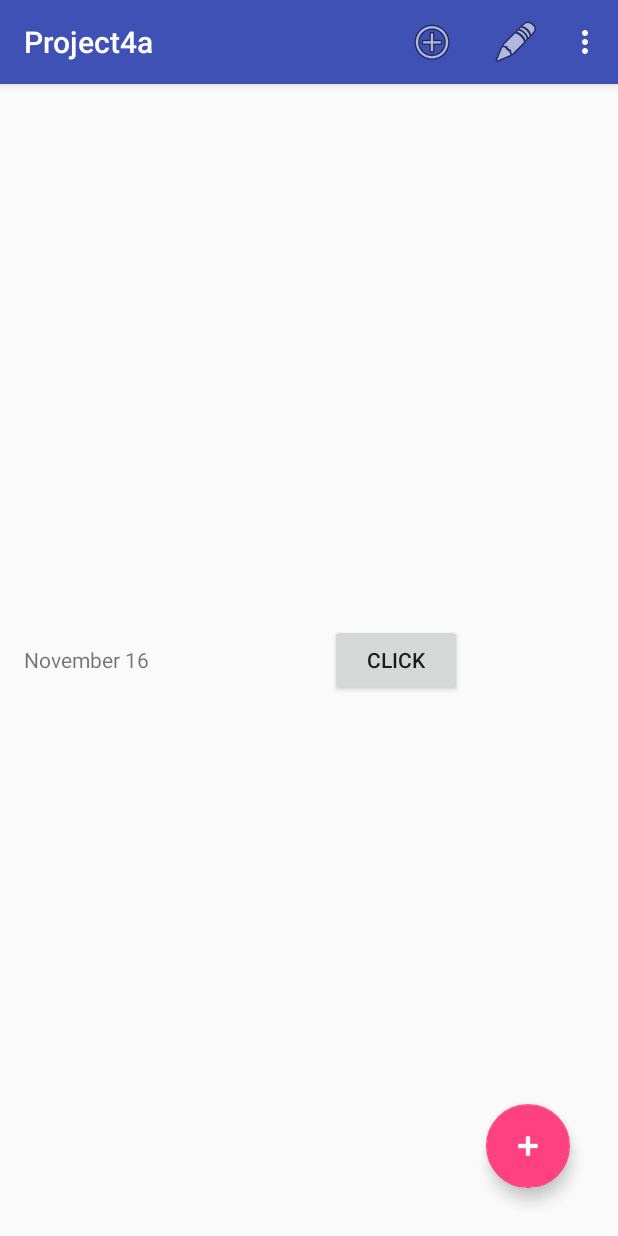
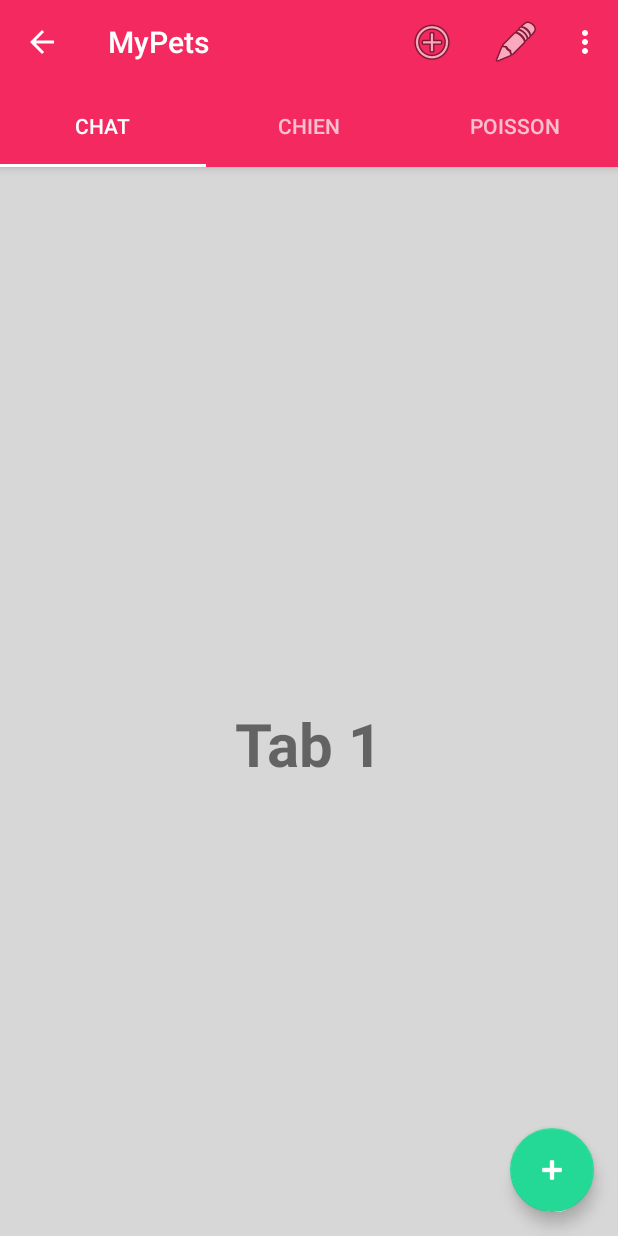
Before and after one commit to raczak/INF4041_rachedi_sarfaraz, an Android app: the screen it shows after launch (MainActivity), on a phone screen of 412 x 824 dp. Run offline under Robolectric (Android 15) with nearby library versions, the phone set to English and light mode, and no system bars; pictures from the network do not load.

Commit message:
Début des changements par rapport à la verion master (le TD) : création du "tabLayout", création des fragments dédiés

```diff
--- a/app/src/main/AndroidManifest.xml
+++ b/app/src/main/AndroidManifest.xml
@@ -15,7 +15,8 @@
         android:label="@string/app_name"
         android:supportsRtl="true"
         android:theme="@style/AppTheme">
-        <activity android:name=".MainActivity">
+        <activity android:name=".MainActivity"
+            android:theme="@style/AppTheme.NoActionBar">
             <intent-filter>
                 <action android:name="android.intent.action.MAIN" />
 
@@ -33,5 +34,4 @@
             android:enabled="true"
             android:exported="true" />
     </application>
-
 </manifest>
--- a/app/src/main/java/com/rachedisarfaraz/project4a/BierUpdate.java
+++ b/app/src/main/java/com/rachedisarfaraz/project4a/BierUpdate.java
@@ -15,6 +15,7 @@ public class BierUpdate extends BroadcastReceiver {
     final NotificationManager mNotification;
     private final static int NOTIFICATION_ID = 001;
     //private RecyclerView rc;
+
 
     public BierUpdate(Context context) {
         mNotification = (NotificationManager) context.getSystemService(context.NOTIFICATION_SERVICE);
--- a/app/src/main/java/com/rachedisarfaraz/project4a/MainActivity.java
+++ b/app/src/main/java/com/rachedisarfaraz/project4a/MainActivity.java
@@ -1,44 +1,116 @@
 package com.rachedisarfaraz.project4a;
 
+import android.annotation.TargetApi;
 import android.content.Intent;
+import android.content.res.ColorStateList;
+import android.os.Build;
 import android.support.design.widget.FloatingActionButton;
+import android.support.design.widget.NavigationView;
+import android.support.design.widget.TabLayout;
+import android.support.v4.view.ViewPager;
 import android.support.v7.app.AppCompatActivity;
 import android.os.Bundle;
-import android.text.format.DateUtils;
+import android.support.v7.widget.Toolbar;
 import android.view.Menu;
+import android.view.MenuItem;
 import android.view.View;
-import android.widget.Button;
+import android.view.Window;
+import android.view.WindowManager;
 import android.widget.TextView;
-import android.widget.Toast;
 
-import java.text.DateFormat;
-import java.util.Date;
+import com.rachedisarfaraz.project4a.tabs.PagerAdapter;
+import com.rachedisarfaraz.project4a.tabs.fishList.FishFragment;
+import com.rachedisarfaraz.project4a.tabs.chatList.CatFragment;
+import com.rachedisarfaraz.project4a.tabs.dogList.DogFragment;
 
-public class MainActivity extends AppCompatActivity {
+public class MainActivity extends AppCompatActivity implements
+        NavigationView.OnNavigationItemSelectedListener {
     FloatingActionButton fabButton;
+
+    //tab variables
+    private Toolbar toolbar;
+    private TabLayout tabLayout;
+    private ViewPager viewPager;
 
     @Override
     protected void onCreate(Bundle savedInstanceState) {
         super.onCreate(savedInstanceState);
-        setContentView(R.layout.activity_main);
+        setContentView(R.layout.app_bar_main);
 
-        TextView tv_hw = (TextView) findViewById(R.id.tv_hello_word);
+        toolbar = (Toolbar) findViewById(R.id.toolbar);
+        setSupportActionBar(toolbar);
+
+        //TextView tv_hw = (TextView) findViewById(R.id.tv_hello_word);
 
         //Setup of Fab button
         fabButton = (FloatingActionButton) findViewById(R.id.fab);
 
-        String now = DateUtils.formatDateTime(getApplicationContext(), (new Date()).getTime(), DateFormat.FULL);
-        tv_hw.setText(now);
+        //String now = DateUtils.formatDateTime(getApplicationContext(), (new Date()).getTime(), DateFormat.FULL);
+        //tv_hw.setText(now);
 
-        Button nextAct = (Button) findViewById(R.id.btn_hello_world);
+        //Button nextAct = (Button) findViewById(R.id.btn_hello_world);
 
-        nextAct.setOnClickListener(new View.OnClickListener() {
+        /*nextAct.setOnClickListener(new View.OnClickListener() {
 
             @Override
             public void onClick(View view) {
                 Toast.makeText(MainActivity.this, "Next activity", Toast.LENGTH_SHORT).show();
                 Intent nextAct =new Intent(MainActivity.this, ListActivity.class);
                 startActivity(nextAct);
+            }
+        }); */
+
+        //setup of the tabLayout
+        getSupportActionBar().setDisplayHomeAsUpEnabled(true);
+
+        //ImageView imageView = (ImageView) findViewById(R.id.post_author_photo);
+        //Log.d(TAG, "poke Image : " + imageView);
+        //imageView.setImageResource(R.drawable.p002);
+
+        viewPager = (ViewPager) findViewById(R.id.pager);
+        setupViewPager(viewPager);
+
+        tabLayout = (TabLayout) findViewById(R.id.tab_layout);
+        tabLayout.setupWithViewPager(viewPager);
+
+        viewPager.addOnPageChangeListener(new TabLayout.TabLayoutOnPageChangeListener(tabLayout));
+        tabLayout.setOnTabSelectedListener(new TabLayout.OnTabSelectedListener() {
+            @TargetApi(Build.VERSION_CODES.M)
+            @Override
+            public void onTabSelected(TabLayout.Tab tab) {
+                Window window = getWindow();
+                window.clearFlags(WindowManager.LayoutParams.FLAG_TRANSLUCENT_STATUS);
+                window.addFlags(WindowManager.LayoutParams.FLAG_DRAWS_SYSTEM_BAR_BACKGROUNDS);
+
+                switch (tab.getPosition()) {
+                    case 0:
+                        tabLayout.setBackgroundColor(getColor(R.color.colorPrimary));
+                        toolbar.setBackgroundColor(getColor(R.color.colorPrimary));
+                        window.setStatusBarColor(getResources().getColor(R.color.colorPrimaryDark));
+                        //getWindow().setStatusBarColor(Color.TRANSPARENT);
+                        fabButton.setBackgroundTintList(ColorStateList.valueOf(getResources().getColor(R.color.colorNormal)));
+                        break;
+                    case 1:
+                        tabLayout.setBackgroundColor(getColor(R.color.colorBlue));
+                        toolbar.setBackgroundColor(getColor(R.color.colorBlue));
+                        window.setStatusBarColor(getResources().getColor(R.color.colorBlueDark));
+                        fabButton.setBackgroundTintList(ColorStateList.valueOf(getResources().getColor(R.color.colorRare)));
+                        break;
+                    case 2:
+                        tabLayout.setBackgroundColor(getColor(R.color.colorYellow));
+                        toolbar.setBackgroundColor(getColor(R.color.colorYellow));
+                        window.setStatusBarColor(getResources().getColor(R.color.colorYellowDark));
+                        fabButton.setBackgroundTintList(ColorStateList.valueOf(getResources().getColor(R.color.colorLegendary)));
+                        break;
+                }
+            }
+
+            @Override
+            public void onTabUnselected(TabLayout.Tab tab) {
+            }
+
+            @Override
+            public void onTabReselected(TabLayout.Tab tab) {
             }
         });
 
@@ -48,6 +120,21 @@ public class MainActivity extends AppCompatActivity {
                 startActivity(new Intent(MainActivity.this, ListActivity.class));
             }
         });
+
+        //View hView =  navigationView.getHeaderView(0);
+        //ImageView menuUserIcon = (ImageView) hView.findViewById(R.id.imageView);
+
+        //ImageView menuUserIcon = (ImageView) findViewById(R.id.imageView);
+        //Glide.with(MainActivity.this).load(mPhotoUrl).into(menuUserIcon);
+        //Glide.with(this).load(loadUser.getmPhotoUrl()).into(menuUserIcon);
+    }
+
+    private void setupViewPager(ViewPager viewPager) {
+        PagerAdapter adapter = new PagerAdapter(getSupportFragmentManager());
+        adapter.addFragment(new CatFragment(), "Chat");
+        adapter.addFragment(new DogFragment(), "Chien");
+        adapter.addFragment(new FishFragment(), "Poisson");
+        viewPager.setAdapter(adapter);
     }
 
     public boolean onCreateOptionsMenu(Menu menu){
@@ -75,4 +162,9 @@ public class MainActivity extends AppCompatActivity {
 
         return true;
     }
+
+    @Override
+    public boolean onNavigationItemSelected(MenuItem item) {
+        return false;
+    }
 }
--- /dev/null
+++ b/app/src/main/java/com/rachedisarfaraz/project4a/tabs/PagerAdapter.java
@@ -0,0 +1,41 @@
+package com.rachedisarfaraz.project4a.tabs;
+
+/**
+ * Created by zakariarachedi on 14/11/2016.
+ */
+
+import android.support.v4.app.Fragment;
+import android.support.v4.app.FragmentManager;
+import android.support.v4.app.FragmentStatePagerAdapter;
+
+import java.util.ArrayList;
+import java.util.List;
+
+public class PagerAdapter extends FragmentStatePagerAdapter {
+    private final List<Fragment> mFragmentList = new ArrayList<>();
+    private final List<String> mFragmentTitleList = new ArrayList<>();
+
+    public PagerAdapter(FragmentManager manager) {
+        super(manager);
+    }
+
+    @Override
+    public Fragment getItem(int position) {
+        return mFragmentList.get(position);
+    }
+
+    @Override
+    public int getCount() {
+        return mFragmentList.size();
+    }
+
+    public void addFragment(Fragment fragment, String title) {
+        mFragmentList.add(fragment);
+        mFragmentTitleList.add(title);
+    }
+
+    @Override
+    public CharSequence getPageTitle(int position) {
+        return mFragmentTitleList.get(position);
+    }
+}
--- /dev/null
+++ b/app/src/main/java/com/rachedisarfaraz/project4a/tabs/chatList/CatFragment.java
@@ -0,0 +1,25 @@
+package com.rachedisarfaraz.project4a.tabs.chatList;
+
+import android.os.Bundle;
+import android.support.v4.app.Fragment;
+import android.view.LayoutInflater;
+import android.view.View;
+import android.view.ViewGroup;
+import com.rachedisarfaraz.project4a.R;
+
+public class CatFragment extends Fragment {
+
+    public CatFragment() {
+        // Required empty public constructor
+    }
+
+    @Override
+    public void onCreate(Bundle savedInstanceState) {
+        super.onCreate(savedInstanceState);
+    }
+
+    @Override
+    public View onCreateView(LayoutInflater inflater, ViewGroup container, Bundle savedInstanceState) {
+        return inflater.inflate(R.layout.fragment_tab1, container, false);
+    }
+}
--- /dev/null
+++ b/app/src/main/java/com/rachedisarfaraz/project4a/tabs/dogList/DogFragment.java
@@ -0,0 +1,27 @@
+package com.rachedisarfaraz.project4a.tabs.dogList;
+
+import android.os.Bundle;
+import android.support.v4.app.Fragment;
+import android.view.LayoutInflater;
+import android.view.View;
+import android.view.ViewGroup;
+
+import com.rachedisarfaraz.project4a.R;
+
+
+public class DogFragment extends Fragment {
+
+    public DogFragment() {
+        // Required empty public constructor
+    }
+
+    @Override
+    public void onCreate(Bundle savedInstanceState) {
+        super.onCreate(savedInstanceState);
+    }
+
+    @Override
+    public View onCreateView(LayoutInflater inflater, ViewGroup container, Bundle savedInstanceState) {
+        return inflater.inflate(R.layout.fragment_tab2, container, false);
+    }
+}
--- /dev/null
+++ b/app/src/main/java/com/rachedisarfaraz/project4a/tabs/fishList/FishFragment.java
@@ -0,0 +1,26 @@
+package com.rachedisarfaraz.project4a.tabs.fishList;
+
+import android.os.Bundle;
+import android.support.v4.app.Fragment;
+import android.view.LayoutInflater;
+import android.view.View;
+import android.view.ViewGroup;
+
+import com.rachedisarfaraz.project4a.R;
+
+public class FishFragment extends Fragment {
+
+    public FishFragment() {
+        // Required empty public constructor
+    }
+
+    @Override
+    public void onCreate(Bundle savedInstanceState) {
+        super.onCreate(savedInstanceState);
+    }
+
+    @Override
+    public View onCreateView(LayoutInflater inflater, ViewGroup container, Bundle savedInstanceState) {
+        return inflater.inflate(R.layout.fragment_tab3, container, false);
+    }
+}
--- /dev/null
+++ b/app/src/main/res/layout/app_bar_main.xml
@@ -0,0 +1,52 @@
+<?xml version="1.0" encoding="utf-8"?>
+<android.support.design.widget.CoordinatorLayout xmlns:android="http://schemas.android.com/apk/res/android"
+    xmlns:app="http://schemas.android.com/apk/res-auto"
+    xmlns:tools="http://schemas.android.com/tools"
+    android:layout_width="match_parent"
+    android:layout_height="match_parent"
+    tools:context="com.rachedisarfaraz.project4a.MainActivity">
+
+    <android.support.design.widget.AppBarLayout
+        android:layout_width="match_parent"
+        android:layout_height="wrap_content"
+        android:theme="@style/AppTheme.AppBarOverlay">
+
+        <android.support.v7.widget.Toolbar
+            android:id="@+id/toolbar"
+            android:layout_width="match_parent"
+            android:layout_height="?attr/actionBarSize"
+            android:background="?attr/colorPrimary"
+            app:layout_scrollFlags="scroll|enterAlways"
+            app:popupTheme="@style/AppTheme.PopupOverlay" />
+
+        <android.support.design.widget.TabLayout
+            android:id="@+id/tab_layout"
+            android:layout_width="match_parent"
+            android:layout_height="55dp"
+            app:tabMode="fixed"
+            app:tabGravity="fill"
+            android:background="?attr/colorPrimary"
+            android:elevation="0dp"
+            android:minHeight="?attr/actionBarSize"
+            android:theme="@style/customTab"/>
+    </android.support.design.widget.AppBarLayout>
+
+    <android.support.v4.view.ViewPager
+        android:id="@+id/pager"
+        android:layout_width="match_parent"
+        android:layout_height="match_parent"
+        android:background="@color/colorBackground"
+        app:layout_behavior="@string/appbar_scrolling_view_behavior"/>
+
+    <include layout="@layout/content_main" />
+
+    <android.support.design.widget.FloatingActionButton
+        android:id="@+id/fab"
+        android:layout_width="wrap_content"
+        android:layout_height="wrap_content"
+        android:layout_gravity="bottom|end"
+        android:layout_margin="@dimen/fab_margin"
+        android:src="@android:drawable/ic_input_add"
+        android:tint="@color/colorWhite" />
+
+</android.support.design.widget.CoordinatorLayout>
--- /dev/null
+++ b/app/src/main/res/layout/content_main.xml
@@ -0,0 +1,21 @@
+<?xml version="1.0" encoding="utf-8"?>
+<RelativeLayout xmlns:android="http://schemas.android.com/apk/res/android"
+    xmlns:app="http://schemas.android.com/apk/res-auto"
+    xmlns:tools="http://schemas.android.com/tools"
+    android:layout_width="match_parent"
+    android:layout_height="match_parent"
+    android:paddingBottom="@dimen/activity_vertical_margin"
+    android:paddingLeft="@dimen/activity_horizontal_margin"
+    android:paddingRight="@dimen/activity_horizontal_margin"
+    android:paddingTop="@dimen/activity_vertical_margin"
+    app:layout_behavior="@string/appbar_scrolling_view_behavior"
+    tools:context="com.rachedisarfaraz.project4a.MainActivity"
+    tools:showIn="@layout/app_bar_main"
+    android:id="@+id/mainContent">
+
+    <!--<include
+        layout="@layout/fragment_item_list"
+        android:layout_width="match_parent"
+        android:layout_height="match_parent"/>-->
+
+</RelativeLayout>
--- /dev/null
+++ b/app/src/main/res/layout/fragment_tab1.xml
@@ -0,0 +1,18 @@
+<?xml version="1.0" encoding="utf-8"?>
+<RelativeLayout xmlns:android="http://schemas.android.com/apk/res/android"
+    xmlns:tools="http://schemas.android.com/tools"
+    android:layout_width="match_parent"
+    android:layout_height="match_parent"
+    android:orientation="vertical"
+    tools:context=".tabs.chatList.CatFragment">
+
+    <TextView
+        android:id="@+id/textView"
+        android:layout_width="wrap_content"
+        android:layout_height="wrap_content"
+        android:layout_centerInParent="true"
+        android:text="Tab 1"
+        android:textSize="40dp"
+        android:textStyle="bold"/>
+
+</RelativeLayout>
--- /dev/null
+++ b/app/src/main/res/values-v21/styles.xml
@@ -0,0 +1,31 @@
+<?xml version="1.0" encoding="utf-8"?>
+<resources>
+        <style name="AppTheme.NoActionBar">
+                <item name="windowActionBar">false</item>
+                <item name="windowNoTitle">true</item>
+                <item name="android:windowDrawsSystemBarBackgrounds">true</item>
+                <!--<item name="android:statusBarColor">@android:color/transparent</item>-->
+        </style>
+
+        <style name="AppTheme" parent="Theme.AppCompat.Light.DarkActionBar">
+                <!-- Customize your theme here. -->
+                <item name="colorPrimary">@color/colorPrimary</item>
+                <item name="colorPrimaryDark">@color/colorPrimaryDark</item>
+                <item name="colorAccent">@color/colorAccent</item>
+                <item name="android:navigationBarColor">@color/navigationBarColor</item>
+
+                <item name="android:windowContentTransitions">true</item>
+                <item name="android:windowAllowEnterTransitionOverlap">true</item>
+                <item name="android:windowAllowReturnTransitionOverlap">true</item>
+                <item name="android:windowSharedElementEnterTransition">@android:transition/move</item>
+                <item name="android:windowSharedElementExitTransition">@android:transition/move</item>
+
+                <!--<item name="android:windowBackground">@color/colorTest</item>
+                <item name="android:textColorPrimary">@color/colorTest</item>
+                <item name="android:textColorSecondary">@color/colorTest</item>-->
+        </style>
+
+        <style name="customTab" parent="ThemeOverlay.AppCompat.Dark.ActionBar">
+                <item name="colorAccent">@color/colorWhite</item>
+        </style>
+</resources>
--- a/app/src/main/res/values/colors.xml
+++ b/app/src/main/res/values/colors.xml
@@ -1,7 +1,24 @@
 <?xml version="1.0" encoding="utf-8"?>
 <resources>
-    <color name="colorPrimary">#3F51B5</color>
-    <color name="colorPrimaryDark">#303F9F</color>
-    <color name="colorAccent">#FF4081</color>
+    <color name="colorPrimary">#f42960</color>
+    <color name="colorPrimaryDark">#b71e48</color>
+    <color name="colorAccent">#24D995</color>
+    <color name="navigationBarColor">#b71e48</color>
     <color name="colorWhite">#FFFFFF</color>
+    <color name="colorBackground">#d7d7d7</color>
+
+    <!-- Tabs dynamic color change -->
+    <color name="colorBlue">#40C4FF</color>
+    <color name="colorBlueDark">#0091EA</color>
+
+    <color name="colorYellow">#FDD835</color>
+    <color name="colorYellowDark">#F9A825</color>
+
+    <!-- Fab dynamic color change -->
+    <color name="colorNormal">@color/colorAccent</color>
+    <color name="colorRare">#FF982B</color>
+    <color name="colorLegendary">#5C3ADB</color>
+
+    <!-- Colors for cards in list card -->
+    <color name="colorHeaderCard">#f2f2f2</color>
 </resources>
--- a/app/src/main/res/values/dimens.xml
+++ b/app/src/main/res/values/dimens.xml
@@ -1,7 +1,10 @@
 <resources>
+    <!-- Default screen margins, per the Android Design guidelines. -->
+    <dimen name="nav_header_vertical_spacing">16dp</dimen>
+    <dimen name="nav_header_height">170dp</dimen>
     <!-- Default screen margins, per the Android Design guidelines. -->
     <dimen name="activity_horizontal_margin">16dp</dimen>
     <dimen name="activity_vertical_margin">16dp</dimen>
+    <dimen name="fab_margin">16dp</dimen>
     <dimen name="text_margin">16dp</dimen>
-    <dimen name="fab_margin">16dp</dimen>
 </resources>
--- a/app/src/main/res/values/strings.xml
+++ b/app/src/main/res/values/strings.xml
@@ -1,5 +1,5 @@
 <resources>
-    <string name="app_name">Project4a</string>
+    <string name="app_name">MyPets</string>
 
     <!-- TODO: Remove or change this placeholder text -->
     <string name="hello_blank_fragment">Hello blank fragment</string>
--- a/app/src/main/res/values/styles.xml
+++ b/app/src/main/res/values/styles.xml
@@ -1,4 +1,4 @@
-<resources>
+<resources xmlns:app="http://schemas.android.com/tools" xmlns:tools="urn:oasis:names:tc:xliff:document:1.2">
 
     <!-- Base application theme. -->
     <style name="AppTheme" parent="Theme.AppCompat.Light.DarkActionBar">
@@ -6,6 +6,22 @@
         <item name="colorPrimary">@color/colorPrimary</item>
         <item name="colorPrimaryDark">@color/colorPrimaryDark</item>
         <item name="colorAccent">@color/colorAccent</item>
+
+        <!--<item name="android:textColorPrimary">@color/colorTest</item>
+        <item name="android:textColorSecondary">@color/colorTest</item>-->
     </style>
 
+    <style name="AppTheme.NoActionBar">
+        <item name="windowActionBar">false</item>
+        <item name="windowNoTitle">true</item>
+    </style>
+
+    <style name="customTab" parent="ThemeOverlay.AppCompat.Dark.ActionBar">
+        <item name="colorAccent">@color/colorWhite</item>
+    </style>
+
+    <style name="AppTheme.AppBarOverlay" parent="ThemeOverlay.AppCompat.Dark.ActionBar" />
+
+    <style name="AppTheme.PopupOverlay" parent="ThemeOverlay.AppCompat.Light" />
+
 </resources>
--- a/build.gradle
+++ b/build.gradle
@@ -5,7 +5,7 @@ buildscript {
         jcenter()
     }
     dependencies {
-        classpath 'com.android.tools.build:gradle:2.1.2'
+        classpath 'com.android.tools.build:gradle:2.2.2'
 
         // NOTE: Do not place your application dependencies here; they belong
         // in the individual module build.gradle files
```
Also changed, not shown: app/src/main/res/layout/fragment_tab2.xml (added, +18 -0 lines), app/src/main/res/layout/fragment_tab3.xml (added, +18 -0 lines), app/src/main/res/values/values-v21/styles.xml (added, +31 -0 lines), gradle/wrapper/gradle-wrapper.properties.
